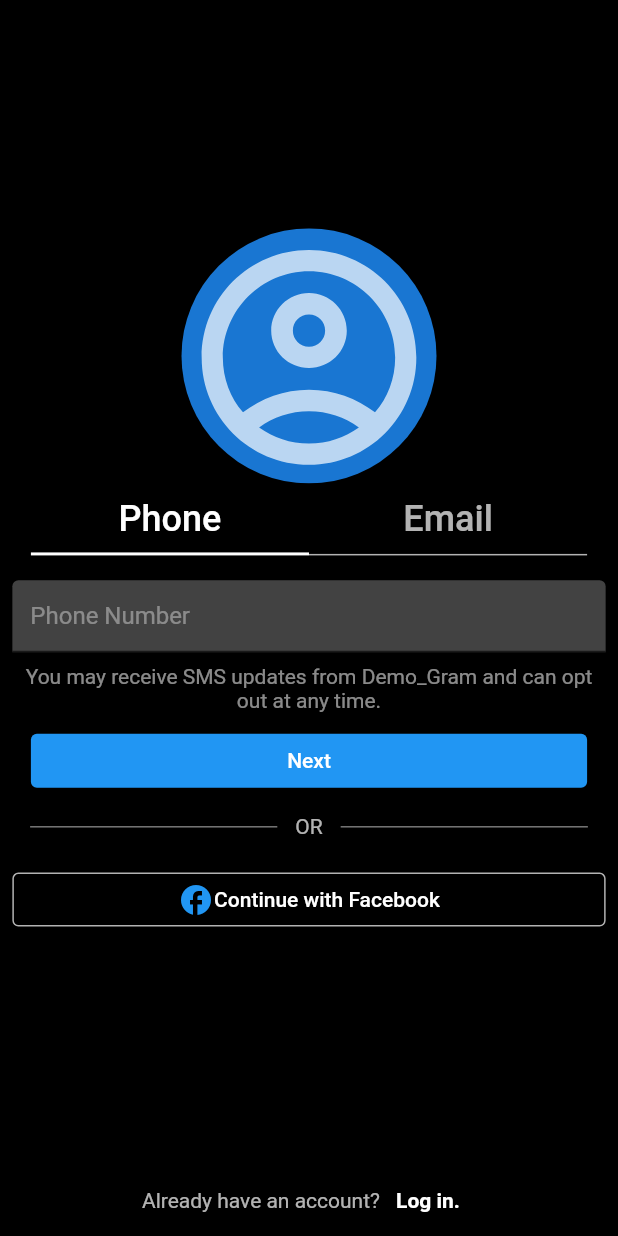
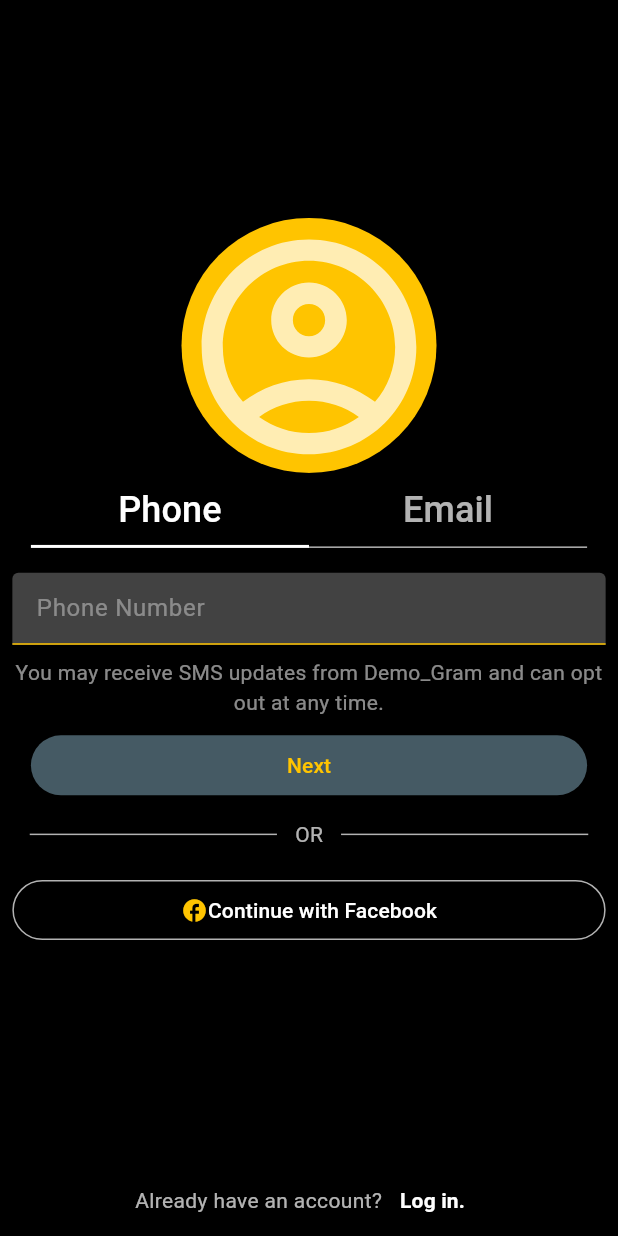
Before and after one commit to someonestaring/dungeon_master_death_dealer, a Flutter app: the screen it shows after launch, after a tap on "Sign up with email or phone number", on a phone screen of 412 x 824 dp. Run offline on Flutter 3.47's test engine with Material 2 defaults, Android fonts, the phone set to English and light mode, and no system bars; our stand-ins replace cloud_firestore, firebase_auth, firebase_core, firebase_messaging, google_fonts; missing offline and left inert: dart:ffi, flutter_facebook_auth; accounts and stored records are empty.

Commit message:
plugging away setting up theme, need to go through and clean up individual widgets throughout to stop style overrides

```diff
--- a/lib/main.dart
+++ b/lib/main.dart
@@ -1,6 +1,7 @@
 import 'package:flutter/material.dart';
 import 'package:dungeon_master_death_dealer/screens/splish.dart';
 import 'package:dungeon_master_death_dealer/state/app_state.dart';
+import 'package:dungeon_master_death_dealer/themes/themes.dart';
 import 'package:firebase_core/firebase_core.dart';
 import 'firebase_options.dart';
 
@@ -14,13 +15,32 @@
 
 class MyApp extends StatelessWidget {
   const MyApp({Key? key}) : super(key: key);
+
+  // final ThemeData initialTheme = nativeMode();
   @override
   Widget build(BuildContext context) {
-    return const AppStateWidget(
+    return AppStateWidget(
       child: MaterialApp(
+        themeMode: ThemeMode.dark,
+        theme: ThemeData(
+          useMaterial3: true,
+          colorScheme: ColorScheme(
+            brightness: Brightness.dark,
+            primary: Colors.amberAccent.shade400,
+            onPrimary: Colors.black38,
+            secondary: Colors.tealAccent.shade700,
+            onSecondary: Colors.black38,
+            error: Colors.red.shade900,
+            onError: Colors.black,
+            background: Colors.blueGrey.shade800,
+            onBackground: Colors.black38,
+            surface: Colors.blueGrey.shade700,
+            onSurface: Colors.amberAccent.shade400,
+          ),
+        ),
         debugShowCheckedModeBanner: false,
         title: 'Dungeon Master: Death Dealer',
-        home: Splish(),
+        home: const Splish(),
       ),
     );
   }
--- a/lib/screens/auth/ext/home.dart
+++ b/lib/screens/auth/ext/home.dart
@@ -29,6 +29,11 @@
           child: DecoratedBox(
             decoration: const BoxDecoration(
               color: Colors.black,
+              // boxShadow: [
+              //     color: Color.fromARGB(255, 94, 146, 172),
+              //     offset: Offset.fromDirection(90, 0.35)
+
+              // ],
             ),
             child: Column(
               crossAxisAlignment: CrossAxisAlignment.center,
--- a/lib/state/app_state.dart
+++ b/lib/state/app_state.dart
@@ -1,8 +1,11 @@
 import 'package:flutter/material.dart';
+import 'package:dungeon_master_death_dealer/themes/themes.dart';
 
 final PageController pageCont = PageController(
   initialPage: 0,
 );
+
+final ThemeData initialTheme = nativeMode();
 
 final Map initialState = {
   "dateJoined": DateTime,
@@ -19,7 +22,7 @@
   'birthday': DateTime,
 };
 
-final Map miscData = {};
+final Map miscData = {'themeData': initialTheme};
 
 class AppState {
   AppState({
```
Also changed, not shown: lib/themes/themes.dart (+23 -20 lines).
